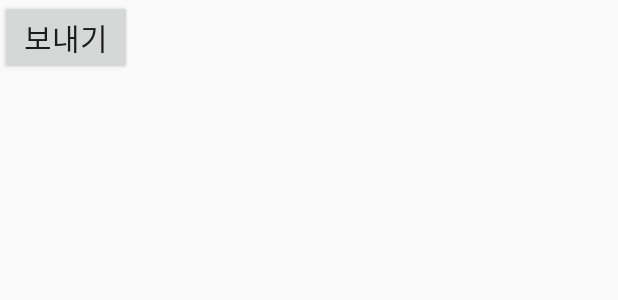
After one commit to nookcoder/KBCompetition, an Android app: the layout storemanager_chatting_send_activity.xml on its own in the app's theme, with its tools: preview values and no code run, on a phone screen of 412 x 824 dp. The commit adds this screen. Shown: the top 300 px of the screen. Run offline under Robolectric (Android 15) with nearby library versions, the phone set to English and light mode, and no system bars.

```diff
--- /dev/null
+++ b/app/src/main/java/com/kbc/StoreManager_Chatting_People_Fragment.java
@@ -0,0 +1,4 @@
+package com.kbc;
+
+public class StoreManager_Chatting_People_Fragment {
+}
--- /dev/null
+++ b/app/src/main/res/layout/storemanager_chatting_send_activity.xml
@@ -0,0 +1,15 @@
+<?xml version="1.0" encoding="utf-8"?>
+<LinearLayout xmlns:android="http://schemas.android.com/apk/res/android"
+    xmlns:tools="http://schemas.android.com/tools"
+    android:layout_width="match_parent"
+    android:layout_height="match_parent"
+    android:orientation="vertical"
+    tools:context=".StoreManager_Chatting_Send_Activity">
+
+    <Button
+        android:id="@+id/send_message"
+        android:layout_width="wrap_content"
+        android:layout_height="wrap_content"
+        android:text="보내기"
+        android:textSize="20dp"/>
+</LinearLayout>
--- a/app/src/main/res/values/strings.xml
+++ b/app/src/main/res/values/strings.xml
@@ -1,3 +1,5 @@
 <resources>
     <string name="app_name">KBC</string>
+    <!-- TODO: Remove or change this placeholder text -->
+    <string name="hello_blank_fragment">Hello blank fragment</string>
 </resources>
--- a/build.gradle
+++ b/build.gradle
@@ -6,7 +6,7 @@ buildscript {
     }
     dependencies {
         classpath 'com.android.tools.build:gradle:4.2.2'
-
+        classpath 'com.google.gms:google-services:4.3.10'
         // NOTE: Do not place your application dependencies here; they belong
         // in the individual module build.gradle files
     }
```
Also changed, not shown: app/build.gradle (+11 -1 lines), app/src/main/AndroidManifest.xml (+18 -4 lines), app/src/main/java/com/kbc/StoreManager_Chatting_Send_Activity.java (added, +41 -0 lines), app/src/main/java/com/kbc/UserModel.java (added, +8 -0 lines), 1 other file.
